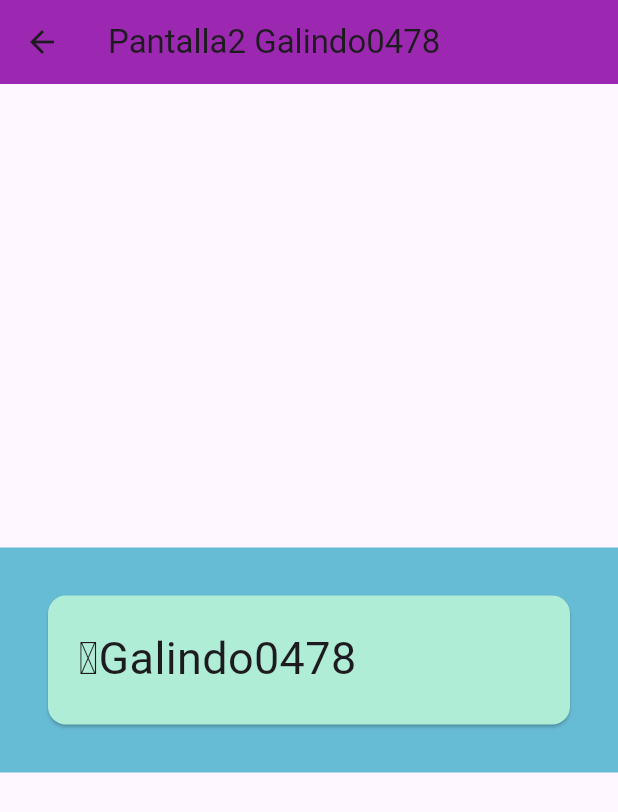
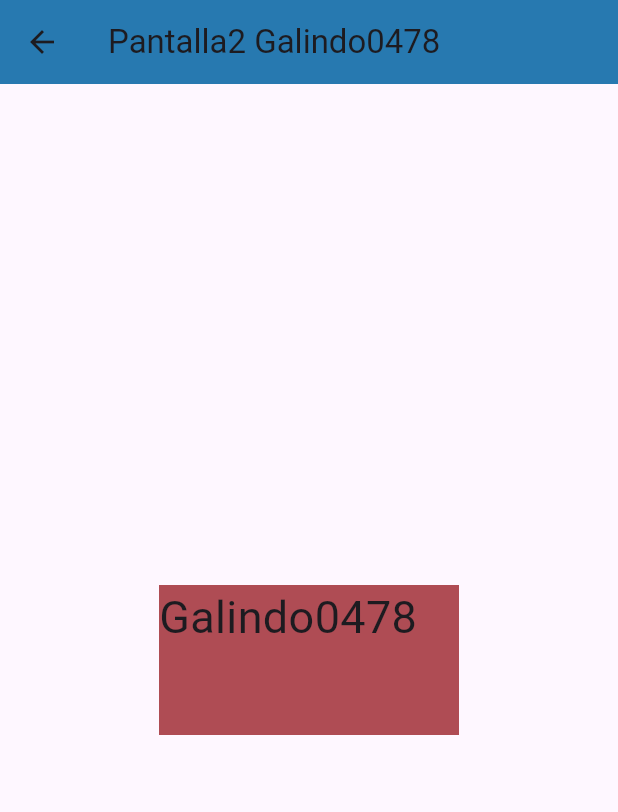
Before and after one commit to JaquelineGalindoHuitron/p15-Rutas-6J-0478, a Flutter app: the Pantalla2_0478 screen opened by its route, on a phone screen of 412 x 824 dp. Shown: the top 812 px of the screen. Run offline on Flutter 3.47's test engine with Material 3 defaults, Android fonts, the phone set to English and light mode, and no system bars.

```diff
--- a/lib/main.dart
+++ b/lib/main.dart
@@ -1,6 +1,7 @@
 import 'package:flutter/material.dart';
 import 'package:galindo0478/pantalla1_0478.dart';
 import 'package:galindo0478/pantalla2_0478.dart';
+import 'package:galindo0478/pantalla3_0478.dart';
 import 'package:galindo0478/pantallaini_0478.dart';
 
 void main() => runApp(MiApp0478());
@@ -16,7 +17,8 @@ class MiApp0478 extends StatelessWidget {
       routes: {
         "/": (context) => const PantallaIni_0478(),
         "/pantalla1_0478": (context) => Pantalla1_0478(),
-        "/pantalla2_0478": (context) => Pantalla2_0478()
+        "/pantalla2_0478": (context) => Pantalla2_0478(),
+        "/pantalla3_0478": (context) => Pantalla3_0478()
       },
     ); //fin de material
   } //fin de widget
--- a/lib/pantalla2_0478.dart
+++ b/lib/pantalla2_0478.dart
@@ -10,23 +10,20 @@ class Pantalla2_0478 extends StatelessWidget {
     return Scaffold(
       appBar: AppBar(
         title: Text('Pantalla2 Galindo0478'),
-        backgroundColor: Colors.purple,
+        backgroundColor: Color(0xff2779b0),
       ),
       body: Center(
         child: Container(
-          color: Color(0xff67bcd5),
-          width: double.infinity,
-          height: 150,
-          child: Card(
-            color: Color(0xffb0edd6),
-            margin: EdgeInsets.all(32),
-            child: Padding(
-              padding: EdgeInsets.all(20),
-              child: Text(
-                'ㅤGalindo0478',
-                style: TextStyle(fontSize: 30),
-              ),
-            ),
+          color: Color(0xffaf4c54),
+          constraints: BoxConstraints(
+            minHeight: 100,
+            minWidth: 200,
+            maxHeight: 300,
+            maxWidth: 300,
+          ),
+          child: Text(
+            'Galindo0478',
+            style: TextStyle(fontSize: 30),
           ),
         ),
       ),
```
Also changed, not shown: lib/pantalla1_0478.dart (+11 -9 lines), lib/pantalla3_0478.dart (added, +33 -0 lines), lib/pantallaini_0478.dart (+9 -3 lines).
